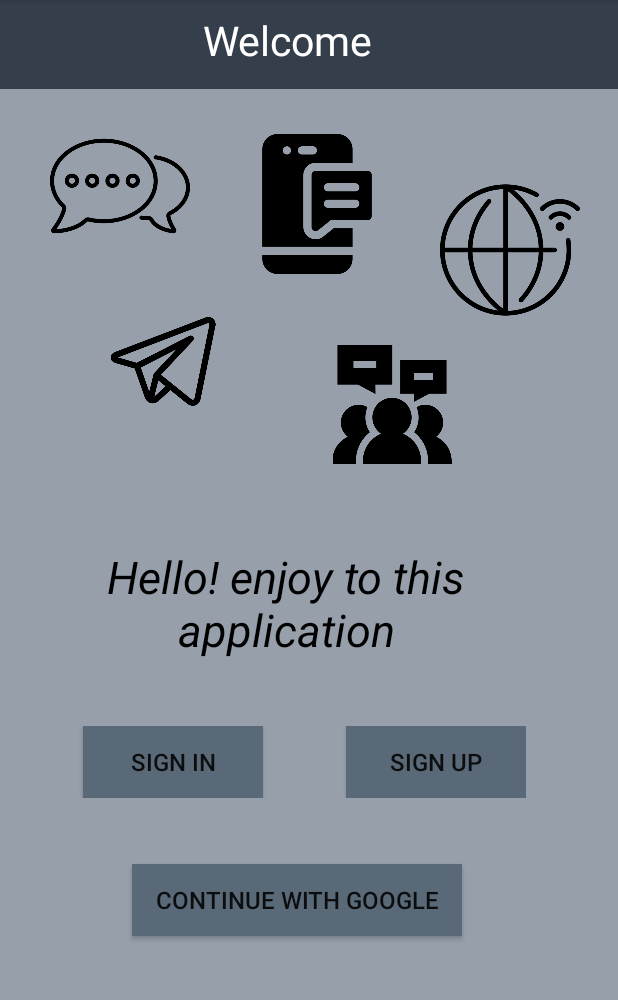
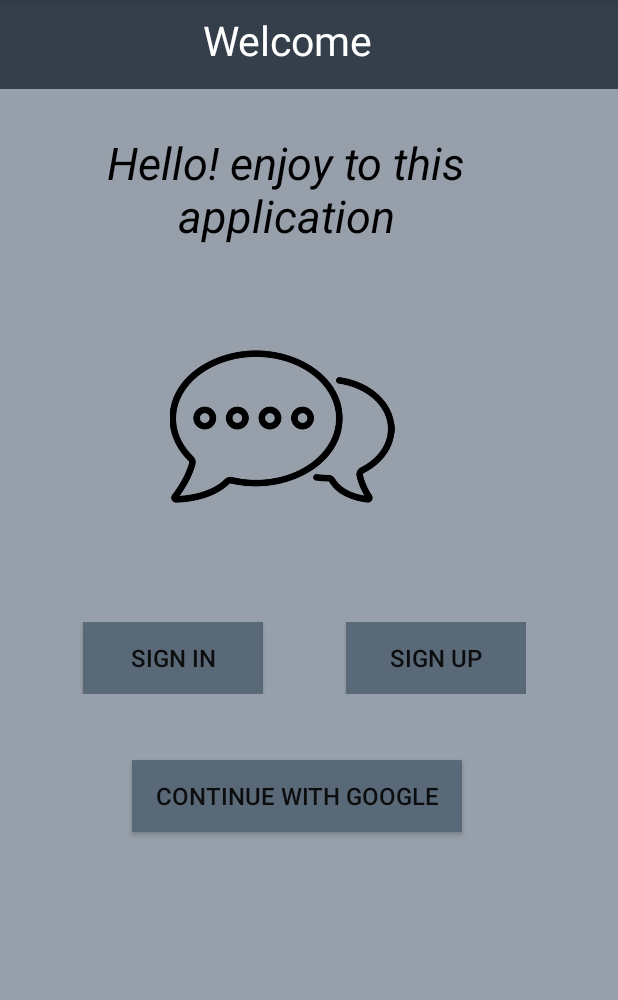
Before and after one commit to zakia-kia/ChitChatApp, an Android app: the WelcomeActivity screen opened directly, with no data from a screen before it, on a phone screen of 412 x 824 dp, the part 84-1084 px from its top. Run offline under Robolectric (Android 15) with nearby library versions, the phone set to English and light mode, and no system bars.

Commit message:
nih jaki

```diff
--- a/app/build.gradle
+++ b/app/build.gradle
@@ -44,6 +44,7 @@ dependencies {
     implementation 'com.rengwuxian.materialedittext:library:2.1.4'
     implementation 'com.squareup.retrofit2:retrofit:2.7.2'
     implementation 'com.squareup.retrofit2:converter-gson:2.7.2'
+    implementation 'androidx.legacy:legacy-support-v4:1.0.0'
     testImplementation 'junit:junit:4.13'
     androidTestImplementation 'androidx.test.ext:junit:1.1.1'
     androidTestImplementation 'androidx.test.espresso:espresso-core:3.2.0'
--- a/app/src/main/res/layout/activity_welcome.xml
+++ b/app/src/main/res/layout/activity_welcome.xml
@@ -25,91 +25,53 @@
 
     </LinearLayout>
 
+    <TextView
+        android:id="@+id/text_hello"
+        android:layout_width="wrap_content"
+        android:layout_height="wrap_content"
+        android:layout_marginLeft="44dp"
+        android:layout_marginTop="88dp"
+        android:layout_marginEnd="30dp"
+        android:layout_marginRight="30dp"
+        android:gravity="center"
+        android:text="@string/text_hello"
+        android:textColor="@android:color/black"
+        android:textSize="30sp"
+        android:textStyle="italic" />
+
     <ImageView
         android:id="@+id/img_chat"
-        android:layout_width="93dp"
-        android:layout_height="93dp"
-        android:layout_marginLeft="33dp"
-        android:layout_marginTop="77dp"
+        android:layout_width="200dp"
+        android:layout_height="150dp"
+        android:layout_below="@id/text_hello"
+        android:layout_marginLeft="88dp"
+        android:layout_marginTop="45sp"
         android:src="@drawable/chat" />
 
-    <ImageView
-        android:id="@+id/img_smartphone"
-        android:layout_width="93dp"
-        android:layout_height="93dp"
-        android:layout_marginLeft="38dp"
-        android:layout_marginTop="89dp"
-        android:layout_toEndOf="@id/img_chat"
-        android:layout_toRightOf="@id/img_chat"
-        android:src="@drawable/smartphone" />
 
-    <ImageView
-        android:id="@+id/img_globe"
-        android:layout_width="93dp"
-        android:layout_height="93dp"
-        android:layout_marginLeft="35dp"
-        android:layout_marginTop="120dp"
-        android:layout_toEndOf="@id/img_smartphone"
-        android:layout_toRightOf="@id/img_chat"
-        android:src="@drawable/globe" />
-
-    <ImageView
-        android:id="@+id/img_telegram"
-        android:layout_width="77dp"
-        android:layout_height="70dp"
-        android:layout_below="@id/img_chat"
-        android:layout_marginLeft="70dp"
-        android:layout_marginTop="35dp"
-        android:src="@drawable/telegram" />
-
-    <ImageView
-        android:id="@+id/img_group"
-        android:layout_width="88dp"
-        android:layout_height="79dp"
-        android:layout_marginLeft="70dp"
-        android:layout_marginTop="230dp"
-        android:layout_toEndOf="@id/img_telegram"
-        android:layout_toRightOf="@id/img_telegram"
-        android:src="@drawable/group" />
-
-    <TextView
+    <LinearLayout
+        android:id="@+id/sibling_btn"
         android:layout_width="wrap_content"
         android:layout_height="wrap_content"
-        android:text="@string/text_hello"
-        android:layout_below="@id/img_telegram"
-        android:layout_marginTop="88dp"
-        android:textSize="30sp"
-        android:id="@+id/text_hello"
-        android:layout_marginLeft="44dp"
-        android:layout_marginEnd="30dp"
-        android:gravity="center"
-        android:textStyle="italic"
-        android:textColor="@android:color/black"
-        android:layout_marginRight="30dp" />
-
-    <LinearLayout
-        android:layout_width="wrap_content"
-        android:layout_height="wrap_content"
-        android:orientation="horizontal"
-        android:layout_marginTop="44dp"
-        android:layout_below="@id/text_hello"
-        android:id="@+id/sibling_btn">
+        android:layout_below="@id/img_chat"
+        android:layout_marginTop="55dp"
+        android:orientation="horizontal">
 
         <Button
             android:layout_width="120dp"
             android:layout_height="wrap_content"
+            android:layout_marginLeft="55dp"
+            android:background="@color/colorBtn"
             android:text="@string/text_signin"
-            android:layout_marginLeft="55dp"
-            android:textSize="16sp"
-            android:background="@color/colorBtn"/>
+            android:textSize="16sp" />
 
         <Button
             android:layout_width="120dp"
             android:layout_height="wrap_content"
+            android:layout_marginLeft="55dp"
+            android:background="@color/colorBtn"
             android:text="@string/text_signup"
-            android:layout_marginLeft="55dp"
-            android:textSize="16sp"
-            android:background="@color/colorBtn"/>
+            android:textSize="16sp" />
 
     </LinearLayout>
 
@@ -117,10 +79,10 @@
         android:layout_width="220dp"
         android:layout_height="wrap_content"
         android:layout_below="@id/sibling_btn"
-        android:background="@color/colorBtn"
         android:layout_marginLeft="88dp"
         android:layout_marginTop="44dp"
+        android:background="@color/colorBtn"
         android:text="@string/text_con_google"
-        android:textSize="16sp"/>
+        android:textSize="16sp" />
 
 </RelativeLayout>
--- a/app/src/main/res/values/dimens.xml
+++ b/app/src/main/res/values/dimens.xml
@@ -1,4 +1,8 @@
 <?xml version="1.0" encoding="utf-8"?>
 <resources>
     <dimen name="_59dp">59dp</dimen>
+    <dimen name="_5dp">5dp</dimen>
+    <dimen name="_80dp">80dp</dimen>
+    <dimen name="_7dp">7dp</dimen>
+    <dimen name="_9dp">9dp</dimen>
 </resources>
--- a/app/src/main/res/values/strings.xml
+++ b/app/src/main/res/values/strings.xml
@@ -10,4 +10,9 @@
     <string name="text_hello">Hello! enjoy to this application</string>
     <string name="text_signup">Sign Up</string>
     <string name="text_con_google">Continue with Google</string>
+    <!-- TODO: Remove or change this placeholder text -->
+    <string name="hello_blank_fragment">Hello blank fragment</string>
+    <string name="text_setting">Setting</string>
+    <string name="text_username">Username</string>
+    <string name="text_hifriends">Hi friends, welcome back to me,  ok I\'m very excited to try this application</string>
 </resources>
```
Also changed, not shown: app/src/main/java/com/zakia/idn/chitchatapp/SettingFragment.kt (added, +19 -0 lines), app/src/main/res/layout/fragment_setting.xml (added, +83 -0 lines), app/src/main/res/drawable-v24/profile.jpg (added), app/src/main/res/drawable/globe.png (deleted), app/src/main/res/drawable/group.png (deleted), app/src/main/res/drawable/smartphone.png (deleted), app/src/main/res/drawable/telegram.png (deleted).
